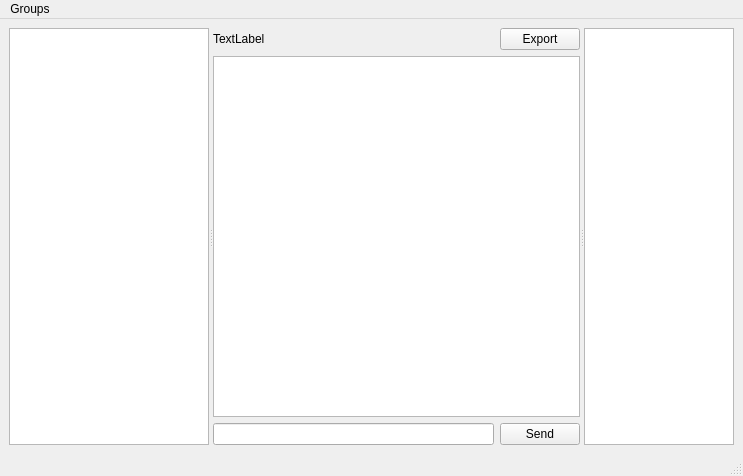
Lishang123/qt-tcp-chat, file tcp-chat-client/mainwindow.ui: the form before one commit.
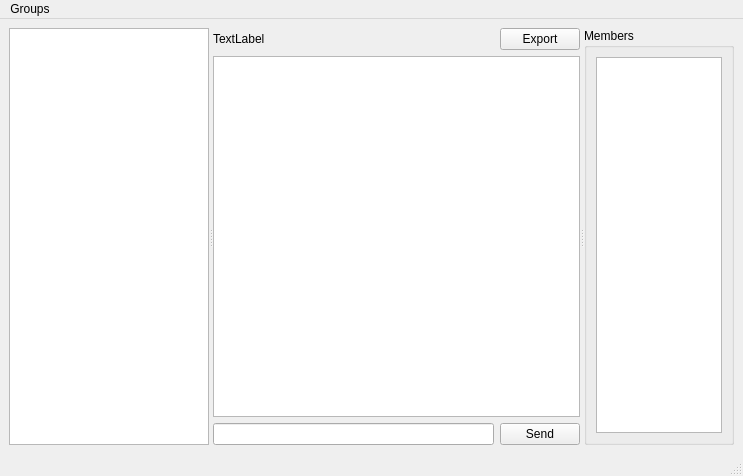
The form after the commit.

Commit message: refactor(Client GUI): put group member inside a group box

```diff
--- a/tcp-chat-client/mainwindow.ui
+++ b/tcp-chat-client/mainwindow.ui
@@ -93,7 +93,7 @@
         </item>
        </layout>
       </widget>
-      <widget class="QListView" name="groupMemberView">
+      <widget class="QGroupBox" name="gbxGroupMembers">
        <property name="minimumSize">
         <size>
          <width>80</width>
@@ -106,6 +106,27 @@
          <height>16777215</height>
         </size>
        </property>
+       <property name="title">
+        <string>Members</string>
+       </property>
+       <layout class="QHBoxLayout" name="horizontalLayout_4">
+        <item>
+         <widget class="QListView" name="groupMemberView">
+          <property name="minimumSize">
+           <size>
+            <width>0</width>
+            <height>0</height>
+           </size>
+          </property>
+          <property name="maximumSize">
+           <size>
+            <width>16777215</width>
+            <height>16777215</height>
+           </size>
+          </property>
+         </widget>
+        </item>
+       </layout>
       </widget>
      </widget>
     </item>
```
The commit also changes 1 other file.
